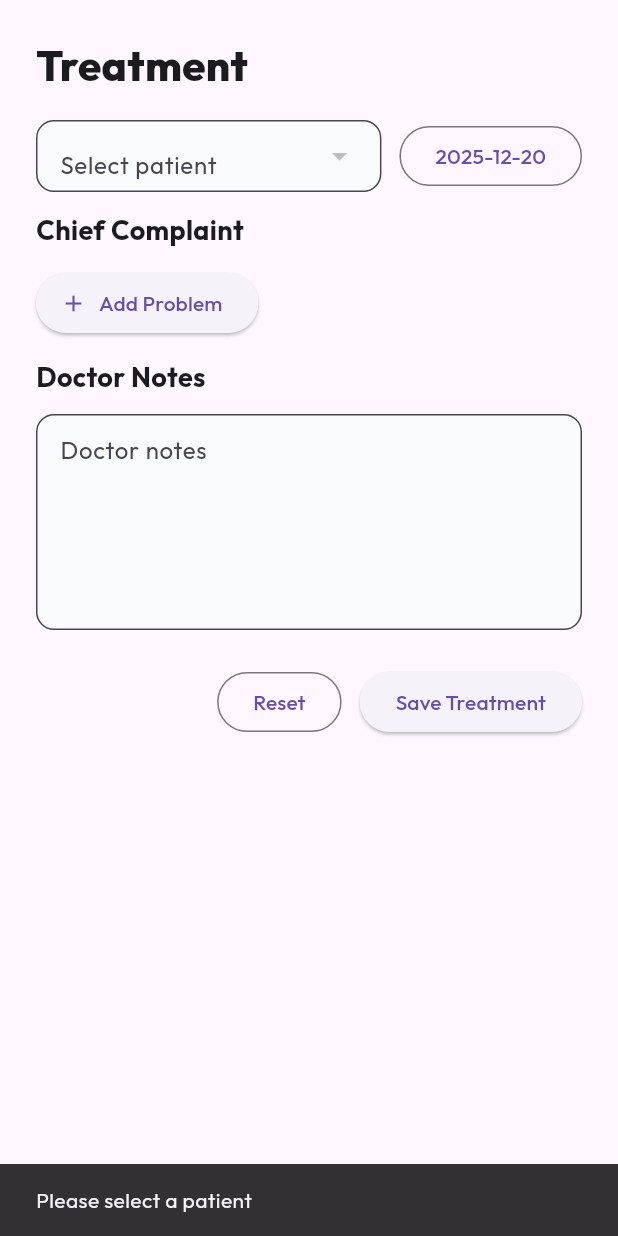
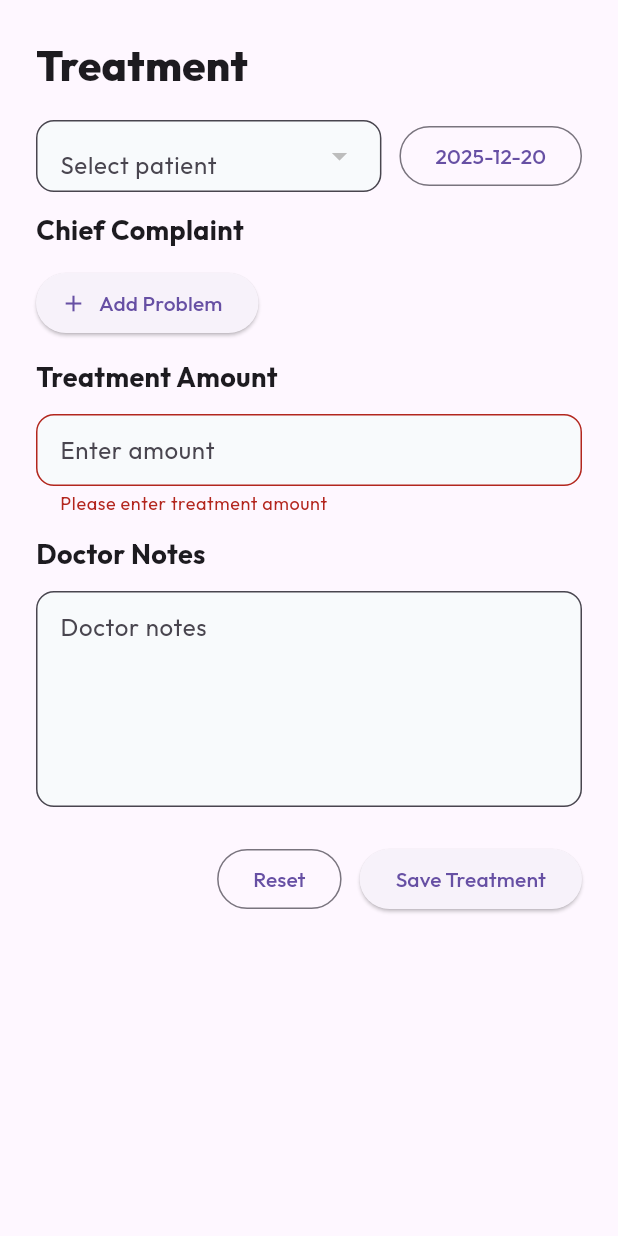
Before and after one commit to r2teducation/GDC, a Flutter app: the TreatmentWidget widget shown alone on an empty page, opened directly, after a tap on "Save Treatment", on a phone screen of 412 x 824 dp. Run offline on Flutter 3.47's test engine with Material 3 defaults, Android fonts, the phone set to English and light mode, and no system bars; our stand-ins replace cloud_firestore, dropdown_button2, firebase_core, google_fonts; accounts and stored records are empty.

Commit message:
treatment amount added

```diff
--- a/gt/lib/treatment/treatmentwidget.dart
+++ b/gt/lib/treatment/treatmentwidget.dart
@@ -1,6 +1,7 @@
 import 'package:cloud_firestore/cloud_firestore.dart';
 import 'package:dropdown_button2/dropdown_button2.dart';
 import 'package:flutter/material.dart';
+import 'package:flutter/services.dart';
 import 'package:intl/intl.dart';
 
 class TreatmentWidget extends StatefulWidget {
@@ -30,6 +31,9 @@ class _TreatmentWidgetState extends State<TreatmentWidget> {
   // ---------------- Doctor Notes ----------------
   final TextEditingController _doctorNotesCtrl = TextEditingController();
 
+  // ---------------- Treatment Amount ----------------
+  final TextEditingController _treatmentAmountCtrl = TextEditingController();
+
   // ---------------- Patient Health Snapshot ----------------
   Map<String, dynamic>? _patientHealthSnapshot;
   bool _loadingHealthSnapshot = false;
@@ -46,6 +50,7 @@ class _TreatmentWidgetState extends State<TreatmentWidget> {
   void dispose() {
     _searchCtrl.dispose();
     _doctorNotesCtrl.dispose();
+    _treatmentAmountCtrl.dispose();
     super.dispose();
   }
 
@@ -523,6 +528,7 @@ class _TreatmentWidgetState extends State<TreatmentWidget> {
       await _db.collection('treatments').add({
         'patientId': _selectedPatientId,
         'treatmentDate': Timestamp.fromDate(_selectedDate),
+        'treatmentAmount': double.parse(_treatmentAmountCtrl.text),
         'doctorNotes': _doctorNotesCtrl.text.trim(),
         'problems': _problems
             .map((p) => {
@@ -557,6 +563,7 @@ class _TreatmentWidgetState extends State<TreatmentWidget> {
       _patientHealthSnapshot = null;
       _selectedDate = DateTime.now();
       _doctorNotesCtrl.clear();
+      _treatmentAmountCtrl.clear();
       _problems.clear();
     });
   }
@@ -721,6 +728,30 @@ class _TreatmentWidgetState extends State<TreatmentWidget> {
             label: const Text('Add Problem'),
           ),
 
+          // 💰 Treatment Amount
+          _sectionHeader('Treatment Amount'),
+          TextFormField(
+            controller: _treatmentAmountCtrl,
+            keyboardType: const TextInputType.numberWithOptions(decimal: true),
+            inputFormatters: [
+              FilteringTextInputFormatter.allow(
+                RegExp(r'^\d+\.?\d{0,2}'),
+              ),
+            ],
+            decoration: _dec('Enter amount'),
+            validator: (v) {
+              if (v == null || v.trim().isEmpty) {
+                return 'Please enter treatment amount';
+              }
+              final val = double.tryParse(v);
+              if (val == null || val <= 0) {
+                return 'Enter a valid amount';
+              }
+              return null;
+            },
+          ),
+
+// 📝 Doctor Notes
           _sectionHeader('Doctor Notes'),
           TextFormField(
             controller: _doctorNotesCtrl,
```
